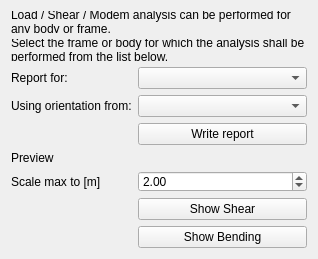
Before: the Qt Designer form guis/widget_bendingmomentpreview.ui in RubendeBruin/DAVE, drawn with Qt 5.
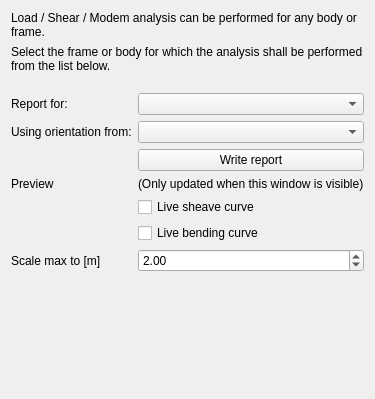
After: the same form once the commit is applied.

Commit message: Changed the GUI for the shear and bending actors. Now instantly updated if the widget is open

Diff of the .ui file:
```diff
--- a/guis/widget_bendingmomentpreview.ui
+++ b/guis/widget_bendingmomentpreview.ui
@@ -6,8 +6,8 @@
    <rect>
     <x>0</x>
     <y>0</y>
-    <width>318</width>
-    <height>256</height>
+    <width>373</width>
+    <height>399</height>
    </rect>
   </property>
   <property name="windowTitle">
@@ -59,6 +59,13 @@
      </property>
     </widget>
    </item>
+   <item row="5" column="1">
+    <widget class="QPushButton" name="pbReport">
+     <property name="text">
+      <string>Write report</string>
+     </property>
+    </widget>
+   </item>
    <item row="6" column="0">
     <widget class="QLabel" name="label_3">
      <property name="text">
@@ -66,14 +73,14 @@
      </property>
     </widget>
    </item>
-   <item row="7" column="0">
+   <item row="9" column="0">
     <widget class="QLabel" name="label_4">
      <property name="text">
       <string>Scale max to [m]</string>
      </property>
     </widget>
    </item>
-   <item row="7" column="1">
+   <item row="9" column="1">
     <widget class="QDoubleSpinBox" name="sbScale">
      <property name="maximum">
       <double>100.000000000000000</double>
@@ -83,24 +90,24 @@
      </property>
     </widget>
    </item>
-   <item row="9" column="1">
-    <widget class="QPushButton" name="pbShear">
+   <item row="8" column="1">
+    <widget class="QCheckBox" name="cbBending">
      <property name="text">
-      <string>Show Shear</string>
+      <string>Live bending curve</string>
      </property>
     </widget>
    </item>
-   <item row="10" column="1">
-    <widget class="QPushButton" name="pbBending">
+   <item row="7" column="1">
+    <widget class="QCheckBox" name="cbShear">
      <property name="text">
-      <string>Show Bending</string>
+      <string>Live sheave curve</string>
      </property>
     </widget>
    </item>
-   <item row="5" column="1">
-    <widget class="QPushButton" name="pbReport">
+   <item row="6" column="1">
+    <widget class="QLabel" name="label_7">
      <property name="text">
-      <string>Write report</string>
+      <string>(Only updated when this window is visible)</string>
      </property>
     </widget>
    </item>
```
The commit also changes 3 other files.
